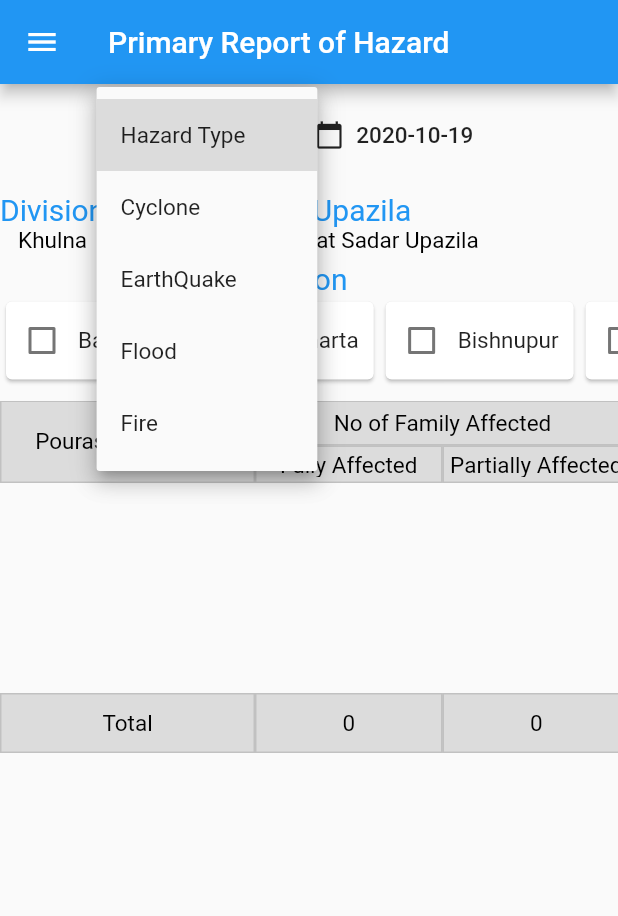
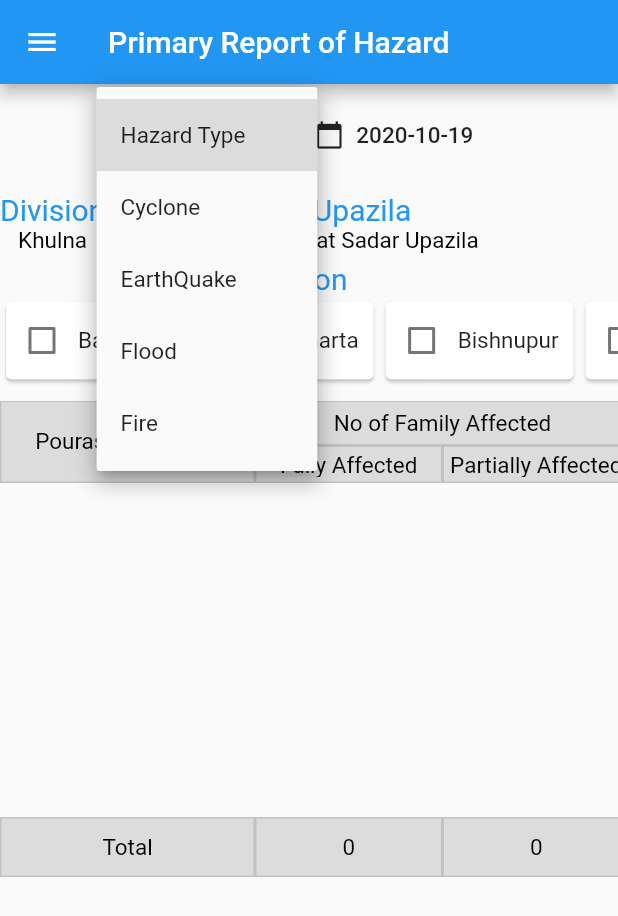
Before and after one commit to shahkutub/wfp_flutter, a Flutter app: the primaryincidentPage screen opened directly, after a tap on "Hazard Type", on a phone screen of 412 x 824 dp. Shown: the top 916 px of the screen. Run offline on Flutter 3.47's test engine with Material 2 defaults, Android fonts, the phone set to English and light mode, and no system bars; our stand-ins replace camera, carousel_pro, geolocator, google_maps_flutter, image_picker; missing offline and left inert: android_intent, grouped_buttons, location_permissions; accounts and stored records are empty; network calls fail.

Commit message:
design update

```diff
--- a/lib/Fragments/primaryincidentPage.dart
+++ b/lib/Fragments/primaryincidentPage.dart
@@ -4,6 +4,8 @@ import 'package:flutter/material.dart';
 import 'package:flutter/widgets.dart';
 import 'package:wfp/navigationDrawer/navigationDrawer.dart';
 import 'package:grouped_buttons/grouped_buttons.dart';
+
+import '../SizeConfig.dart';
 
 class primaryincidentPage extends StatefulWidget {
   static const String routeName = '/primaryincidentPage';
@@ -141,8 +143,10 @@ class primaryincidentPageState extends State<primaryincidentPage> {
   @override
   Widget build(BuildContext context) {
     //return new Scaffold(
-
-    double height = MediaQuery.of(context).size.height;
+    SizeConfig().init(context);
+    //double height = MediaQuery.of(context).size.height;
+    double height = SizeConfig.screenHeight;
+    debugPrint('height: ${height.round()/3.7}');
 
 //    var pos = 1;
 //    for (var i = 0; i < 15; i++) {
@@ -592,19 +596,17 @@ class primaryincidentPageState extends State<primaryincidentPage> {
                               ),
                               Row(
                                 children: <Widget>[
-                                  //SizedBox(
                                   SizedBox(
                                     width: 1320.0,
-                                    height: 140.0,
-                                    //height: height/1.5,
+                                    //height: 140.0,
+                                    height: height.round()/3.7,
+                                    //height: SizeConfig.safeBlockVertical * 25,
 
                                     child: ListView.builder(
 
                                       itemCount: listTitle.length,
                                       itemBuilder: (BuildContext context, int i) {
-
                                         listRow.clear();
-
                                           listRow.add(listTitle.elementAt(i).unionName);
                                           listRow.add(listTitle.elementAt(i).fullAffectedFamily);
                                           listRow.add(listTitle.elementAt(i).partialAffectedFamily);
@@ -617,8 +619,6 @@ class primaryincidentPageState extends State<primaryincidentPage> {
                                           listRow.add(listTitle.elementAt(i).shelterCenter);
                                           listRow.add(listTitle.elementAt(i).takenShelter);
                                           listRow.add(listTitle.elementAt(i).comment);
-
-
 
                                         return new Row(
                                           mainAxisAlignment: MainAxisAlignment.spaceEvenly,
--- a/lib/Fragments/shelterListPage.dart
+++ b/lib/Fragments/shelterListPage.dart
@@ -424,7 +424,7 @@ class _MyHomePageState extends State<shelterListPage> {
 
                                         Navigator.push(
                                           context,
-                                          MaterialPageRoute(builder: (context) => shelterUpdatePage(dataModel:data)),
+                                          MaterialPageRoute(builder: (context) => shelterUpdatePage(text: 'textToSend')),
                                         );
                                       },
                                     ),
--- a/lib/Fragments/shelterupdatePage.dart
+++ b/lib/Fragments/shelterupdatePage.dart
@@ -17,8 +17,8 @@ import 'package:wfp/Model/DataModel.dart';
 
 class shelterUpdatePage extends StatefulWidget {
   static const String routeName = '/contactPage';
-  DataModel dataModel = new DataModel('', '', '', '', '', '', '', '');
-  shelterUpdatePage({Key key,@required this.dataModel}) : super(key: key);
+  final String text;
+  shelterUpdatePage({Key key,@required this.text}) : super(key: key);
 
   @override
   _MyHomePageState createState() => _MyHomePageState();
@@ -403,7 +403,7 @@ class _MyHomePageState extends State<shelterUpdatePage> {
                    child: TextField(
                      decoration: InputDecoration(
                        border: InputBorder.none,
-                       hintText: new shelterUpdatePage().dataModel.unionName
+                       hintText: 'test'
                      ),
                      textAlign: TextAlign.center,
                      style: TextStyle(fontSize: 20),
--- /dev/null
+++ b/lib/SizeConfig.dart
@@ -0,0 +1,27 @@
+import 'package:flutter/widgets.dart';
+
+class SizeConfig {
+  static MediaQueryData _mediaQueryData;
+  static double screenWidth;
+  static double screenHeight;
+  static double blockSizeHorizontal;
+  static double blockSizeVertical;
+  static double _safeAreaHorizontal;
+  static double _safeAreaVertical;
+  static double safeBlockHorizontal;
+  static double safeBlockVertical;
+
+  void init(BuildContext context){
+    _mediaQueryData = MediaQuery.of(context);
+    screenWidth = _mediaQueryData.size.width;
+    screenHeight = _mediaQueryData.size.height;
+    blockSizeHorizontal = screenWidth/100;
+    blockSizeVertical = screenHeight/100;
+    _safeAreaHorizontal = _mediaQueryData.padding.left +
+        _mediaQueryData.padding.right;
+    _safeAreaVertical = _mediaQueryData.padding.top +
+        _mediaQueryData.padding.bottom;
+    safeBlockHorizontal = (screenWidth - _safeAreaHorizontal)/100;
+    safeBlockVertical = (screenHeight - _safeAreaVertical)/100;
+  }
+}
--- a/pubspec.yaml
+++ b/pubspec.yaml
@@ -28,6 +28,7 @@ dependencies:
   android_intent: ^0.3.7+2
   google_maps_flutter: ^0.5.28+1
   http: ^0.12.2
+  responsive: ^0.2.3+4
 
 
   flutter:
```
Also changed, not shown: lib/loginPage.dart (+57 -10 lines), pubspec.lock.
